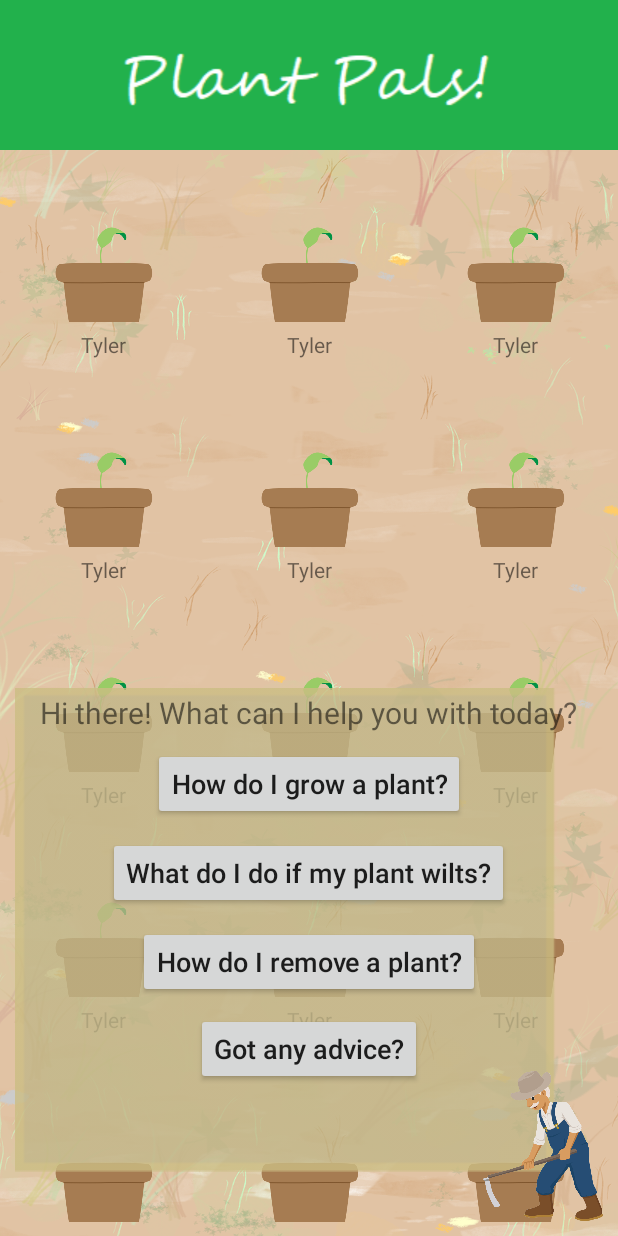
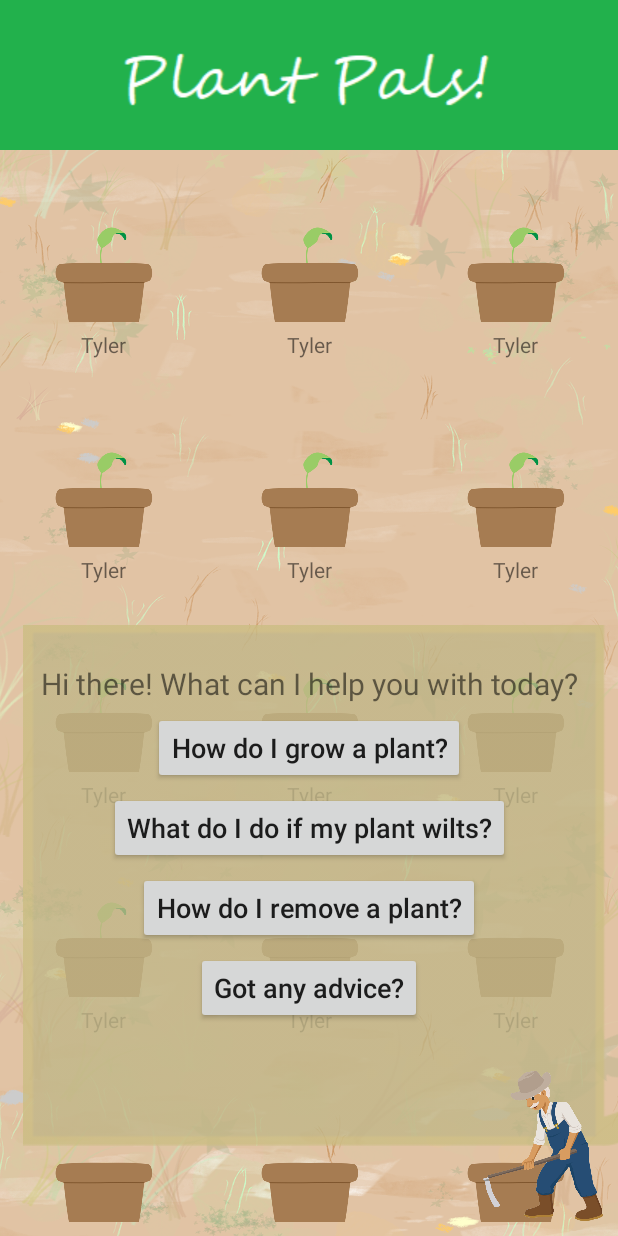
Before and after one commit to puzzler7/PlantPals, an Android app: the screen it shows after launch (MainActivity), after a tap on an icon or button, on a phone screen of 412 x 824 dp. Run offline under Robolectric (Android 15) with nearby library versions, the phone set to English and light mode, and no system bars; our stand-ins replace Room's generated code.

Commit message:
made bob pretty

```diff
--- a/app/src/main/res/layout/garden_fragment_layout.xml
+++ b/app/src/main/res/layout/garden_fragment_layout.xml
@@ -33,7 +33,7 @@
         android:scrollbars="vertical"
         android:background="@drawable/bgdirt"/>
 
-    <RelativeLayout
+    <androidx.constraintlayout.widget.ConstraintLayout
         android:layout_width="match_parent"
         android:layout_height="wrap_content"
         app:layout_constraintBottom_toBottomOf="parent">
@@ -42,24 +42,31 @@
             android:id="@+id/bobtext"
             android:layout_width="wrap_content"
             android:layout_height="wrap_content"
-            android:layout_marginLeft="10dp"
-            android:layout_marginRight="20dp"
-            android:layout_marginVertical="20dp"
-            app:layout_constraintBottom_toBottomOf="parent"
+            android:layout_marginLeft="150dp"
+            android:layout_marginRight="120dp"
+            android:layout_marginBottom="50dp"
+            app:layout_constraintRight_toRightOf="parent"
+            app:layout_constraintLeft_toLeftOf="parent"
+            app:layout_constraintBottom_toBottomOf="@id/bob"
             android:alpha="0.8"
             android:src="@drawable/bobtext"
+            android:adjustViewBounds="true"
+            android:scaleType="fitCenter"
             />
 
-        <!--            app:layout_constraintLeft_toLeftOf="@+id/bobtext"-->
-        <!--            app:layout_constraintTop_toTopOf="@+id/bobtext"-->
         <TextView
             android:id="@+id/simple_text"
-            android:layout_width="wrap_content"
+            android:layout_width="match_parent"
             android:layout_height="wrap_content"
             android:textAlignment="center"
             android:layout_centerHorizontal="true"
             android:layout_alignTop="@+id/bobtext"
             android:layout_marginTop="25dp"
+            android:layout_marginLeft="25dp"
+            android:layout_marginRight="25dp"
+            app:layout_constraintTop_toTopOf="@id/bobtext"
+            app:layout_constraintRight_toRightOf="parent"
+            app:layout_constraintLeft_toLeftOf="parent"
             android:text="yolofdasfdsafdsa"
             android:textSize="20sp"
             />
@@ -70,10 +77,13 @@
             android:layout_height="wrap_content"
             android:textAlignment="center"
             android:text="yolofdasfdsafdsa"
-            android:layout_margin="10dp"
+            android:layout_margin="5dp"
             android:layout_centerHorizontal="true"
             android:textSize="18sp"
             android:layout_below="@+id/simple_text"
+            app:layout_constraintTop_toBottomOf="@id/simple_text"
+            app:layout_constraintRight_toRightOf="parent"
+            app:layout_constraintLeft_toLeftOf="parent"
             android:textAllCaps="false"
             />
         <Button
@@ -81,11 +91,14 @@
             android:layout_width="wrap_content"
             android:layout_height="wrap_content"
             android:textAlignment="center"
-            android:layout_margin="1dp"
+            android:layout_margin="5dp"
             android:text="yolofdasfdsafdsa"
             android:layout_centerHorizontal="true"
             android:textSize="18sp"
             android:layout_below="@+id/option1"
+            app:layout_constraintTop_toBottomOf="@id/option1"
+            app:layout_constraintRight_toRightOf="parent"
+            app:layout_constraintLeft_toLeftOf="parent"
             android:textAllCaps="false"
             />
         <Button
@@ -93,11 +106,14 @@
             android:layout_width="wrap_content"
             android:layout_height="wrap_content"
             android:textAlignment="center"
-            android:layout_margin="10dp"
+            android:layout_margin="5dp"
             android:text="yolofdasfdsafdsa"
             android:layout_centerHorizontal="true"
             android:textSize="18sp"
             android:layout_below="@+id/option2"
+            app:layout_constraintTop_toBottomOf="@id/option2"
+            app:layout_constraintRight_toRightOf="parent"
+            app:layout_constraintLeft_toLeftOf="parent"
             android:textAllCaps="false"
             />
         <Button
@@ -105,17 +121,16 @@
             android:layout_width="wrap_content"
             android:layout_height="wrap_content"
             android:textAlignment="center"
-            android:layout_margin="0dp"
+            android:layout_margin="5dp"
             android:text="yolofdasfdsafdsa"
             android:layout_centerHorizontal="true"
             android:textSize="18sp"
             android:layout_below="@+id/option3"
+            app:layout_constraintTop_toBottomOf="@id/option3"
+            app:layout_constraintRight_toRightOf="parent"
+            app:layout_constraintLeft_toLeftOf="parent"
             android:textAllCaps="false"
             />
-
-    </RelativeLayout>
-
-
 
         <ImageView
             android:id="@+id/bob"
@@ -130,3 +145,7 @@
             android:adjustViewBounds="true"/>
 
     </androidx.constraintlayout.widget.ConstraintLayout>
+
+
+
+</androidx.constraintlayout.widget.ConstraintLayout>
```
Also changed, not shown: app/src/main/res/layout/plant_focus_activity.xml (+26 -11 lines). Lines whose indentation alone changed are shown as unchanged.
